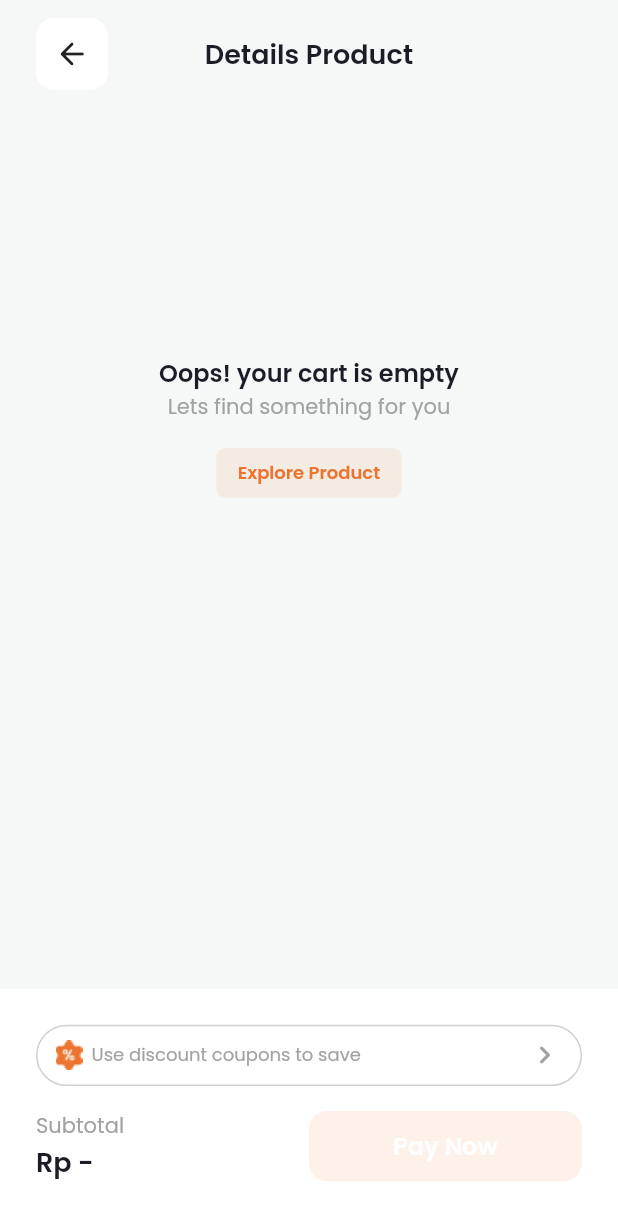
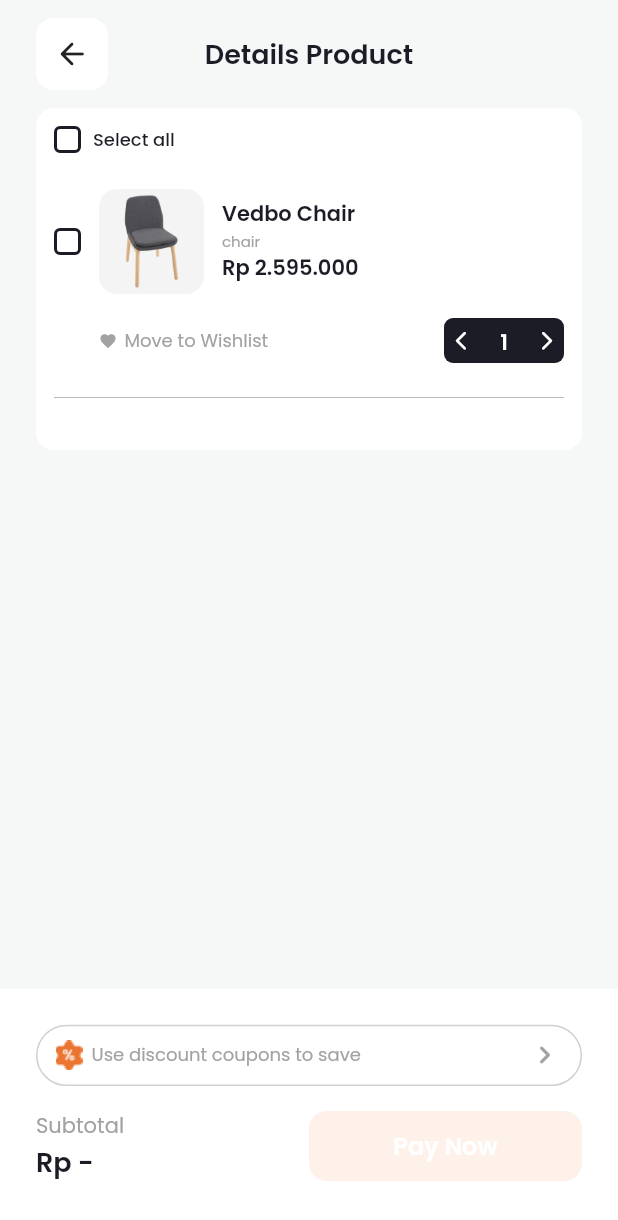
Before and after one commit to LazuardiFadhilah/Furnishop, a Flutter app: the CartScreen screen opened by its route, on a phone screen of 412 x 824 dp. Shown: the top 1220 px of the screen. Run offline on Flutter 3.47's test engine with Material 2 defaults, Android fonts, the phone set to English and light mode, and no system bars; our stand-ins replace google_fonts, readmore.

Commit message:
update major cart

```diff
--- a/lib/datas/cart_data.dart
+++ b/lib/datas/cart_data.dart
@@ -1,3 +1,3 @@
 import '../models/cart.dart';
 
-List<Cart> cartData = [];
+List<Cart> cartData = [Cart(id: 'i1', qty: 1, isSelected: false)];
--- a/lib/screens/cart_screen.dart
+++ b/lib/screens/cart_screen.dart
@@ -2,6 +2,7 @@ import 'package:flutter/material.dart';
 import 'package:furnishop/datas/cart_data.dart';
 import 'package:furnishop/main_home_page.dart';
 import 'package:furnishop/styles.dart';
+import 'package:furnishop/widgets/cart_items.dart';
 
 import '../currency_format.dart';
 
@@ -16,8 +17,8 @@ class CartScreen extends StatefulWidget {
 }
 
 class _CartScreenState extends State<CartScreen> {
-  int selectAll = 0;
-
+  var filData =
+      cartData.where((element) => element.isSelected == true).toList();
   Widget header(context) {
     return Padding(
       padding: const EdgeInsets.symmetric(
@@ -131,20 +132,28 @@ class _CartScreenState extends State<CartScreen> {
               GestureDetector(
                 onTap: () {
                   setState(() {
-                    selectAll == 0 ? selectAll = 1 : selectAll = 0;
+                    for (var element in cartData) {
+                      if (element.isSelected == false) {
+                        element.isSelected = true;
+                      } else {
+                        element.isSelected = false;
+                      }
+                    }
                   });
+                  // ignore: avoid_print
+                  print(cartData.map((e) => e.isSelected));
                 },
                 child: Container(
                   width: 18,
                   height: 18,
                   decoration: BoxDecoration(
-                    color: selectAll == 0 ? whiteColor : orangeColor,
-                    border: selectAll == 0
+                    color: filData.isEmpty ? whiteColor : orangeColor,
+                    border: filData.isEmpty
                         ? Border.all(color: blackColor, width: 2)
                         : Border.all(color: whiteColor),
                     borderRadius: BorderRadius.circular(4),
                   ),
-                  child: selectAll == 0
+                  child: filData.isEmpty
                       ? const SizedBox()
                       : const Icon(
                           Icons.check,
@@ -164,7 +173,7 @@ class _CartScreenState extends State<CartScreen> {
                   ),
                 ),
               ),
-              selectAll == 0
+              filData.isEmpty
                   ? const SizedBox()
                   : Text(
                       'Delete',
@@ -173,6 +182,36 @@ class _CartScreenState extends State<CartScreen> {
                       ),
                     ),
             ],
+          ),
+          const SizedBox(
+            height: 24,
+          ),
+          Column(
+            children: cartData
+                .map(
+                  (e) => CartItems(
+                    delQty: () {
+                      setState(
+                        () {
+                          if (e.qty <= 1) {
+                            cartData
+                                .removeWhere((element) => element.id == e.id);
+                          } else {
+                            e.qty--;
+                          }
+                        },
+                      );
+                    },
+                    addQty: () {
+                      setState(() {
+                        e.qty++;
+                      });
+                    },
+                    id: e.id,
+                    qty: e.qty,
+                  ),
+                )
+                .toList(),
           ),
         ],
       ),
--- /dev/null
+++ b/lib/widgets/cart_items.dart
@@ -0,0 +1,192 @@
+import 'package:flutter/material.dart';
+// ignore: unused_import
+import 'package:furnishop/datas/cart_data.dart';
+import 'package:furnishop/datas/categories_data.dart';
+import 'package:furnishop/datas/items_data.dart';
+
+import '../currency_format.dart';
+import '../styles.dart';
+
+class CartItems extends StatefulWidget {
+  final String id;
+  final int qty;
+
+  final VoidCallback addQty;
+  final VoidCallback delQty;
+
+  const CartItems({
+    super.key,
+    required this.id,
+    required this.qty,
+    required this.addQty,
+    required this.delQty,
+  });
+
+  @override
+  State<CartItems> createState() => _CartItemsState();
+}
+
+class _CartItemsState extends State<CartItems> {
+  bool isSelected = false;
+
+  @override
+  Widget build(BuildContext context) {
+    var itemData = itemsData.firstWhere(
+      (element) => element.id == widget.id,
+    );
+    var imageItem = itemData.img;
+    var titleItem = itemData.title;
+    var catItem = categoriesData.firstWhere(
+      (element) => element.id == itemData.catId,
+    );
+
+    return Column(
+      crossAxisAlignment: CrossAxisAlignment.start,
+      children: [
+        Row(
+          children: [
+            GestureDetector(
+              onTap: () {
+                setState(() {
+                  isSelected == false ? isSelected = true : isSelected = false;
+                });
+              },
+              child: Container(
+                width: 18,
+                height: 18,
+                decoration: BoxDecoration(
+                  color: isSelected == false ? whiteColor : orangeColor,
+                  border: isSelected == false
+                      ? Border.all(color: blackColor, width: 2)
+                      : Border.all(color: whiteColor),
+                  borderRadius: BorderRadius.circular(4),
+                ),
+                child: isSelected == false
+                    ? const SizedBox()
+                    : const Icon(
+                        Icons.check,
+                        color: whiteColor,
+                        size: 10,
+                      ),
+              ),
+            ),
+            const SizedBox(
+              width: 12,
+            ),
+            Container(
+              height: 70,
+              width: 70,
+              decoration: BoxDecoration(
+                borderRadius: BorderRadius.circular(12),
+                image: DecorationImage(
+                  image: AssetImage('${imageItem[0]}'),
+                  fit: BoxFit.cover,
+                ),
+              ),
+            ),
+            const SizedBox(
+              width: 12,
+            ),
+            Column(
+              crossAxisAlignment: CrossAxisAlignment.start,
+              children: [
+                Text(
+                  titleItem,
+                  style: titleTextStyle,
+                ),
+                Text(
+                  catItem.title,
+                  style: descTextStyle,
+                ),
+                Text(
+                  CurrencyFormat.convertToIdr(
+                    itemData.price,
+                    0,
+                  ),
+                  style: titleTextStyle.copyWith(
+                    fontSize: 14,
+                  ),
+                ),
+              ],
+            ),
+          ],
+        ),
+        const SizedBox(
+          height: 16,
+        ),
+        Row(
+          mainAxisAlignment: MainAxisAlignment.spaceBetween,
+          children: [
+            Row(
+              children: [
+                const SizedBox(
+                  width: 30,
+                ),
+                const Icon(
+                  Icons.favorite,
+                  size: 12,
+                  color: greyColor,
+                ),
+                const SizedBox(
+                  width: 5,
+                ),
+                Text(
+                  'Move to Wishlist',
+                  style: descTextStyle.copyWith(
+                    fontSize: 12,
+                  ),
+                ),
+              ],
+            ),
+            Container(
+              padding: const EdgeInsets.symmetric(horizontal: 4, vertical: 6),
+              width: 80,
+              height: 30,
+              decoration: BoxDecoration(
+                color: blackColor,
+                borderRadius: BorderRadius.circular(6),
+              ),
+              child: Row(
+                mainAxisAlignment: MainAxisAlignment.spaceBetween,
+                children: [
+                  GestureDetector(
+                    onTap: widget.delQty,
+                    child: const Icon(
+                      Icons.arrow_back_ios_rounded,
+                      color: whiteColor,
+                      size: 15,
+                    ),
+                  ),
+                  Text(
+                    widget.qty.toString(),
+                    style: titleTextStyle.copyWith(
+                      color: whiteColor,
+                    ),
+                  ),
+                  GestureDetector(
+                    onTap: widget.addQty,
+                    child: const Icon(
+                      Icons.arrow_forward_ios_rounded,
+                      color: whiteColor,
+                      size: 15,
+                    ),
+                  ),
+                ],
+              ),
+            ),
+          ],
+        ),
+        const SizedBox(
+          height: 15,
+        ),
+        const Divider(
+          thickness: 0.5,
+          color: greyColor,
+        ),
+        const SizedBox(
+          height: 15,
+        ),
+      ],
+    );
+  }
+}
```
